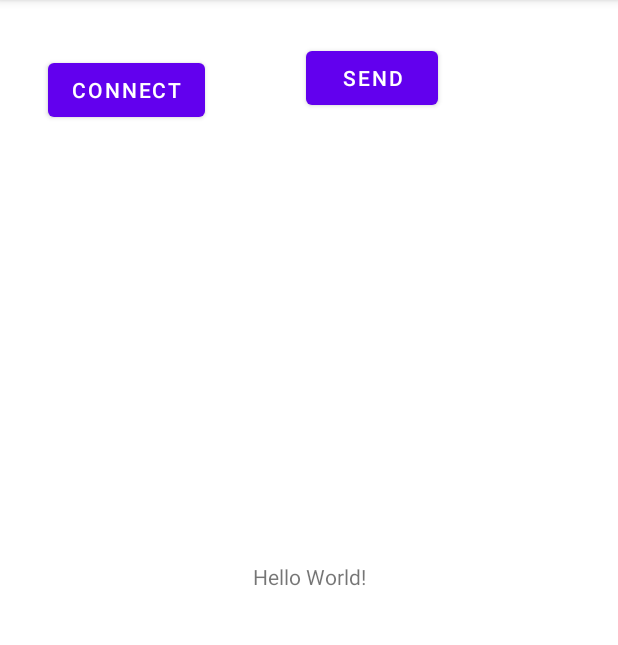
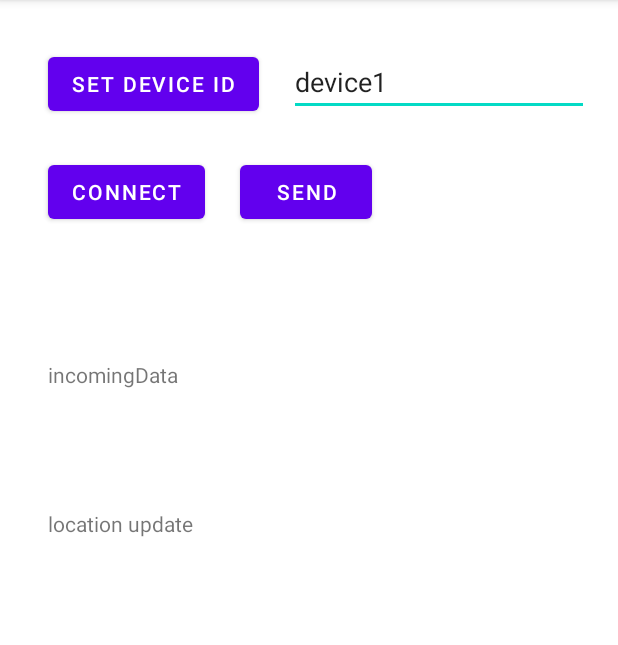
Before and after one commit to gurkanucar/mqtt-example, an Android app: the screen it shows after launch (MainActivity), after a tap on "CONNECT", on a phone screen of 412 x 824 dp, the part 84-729 px from its top. Run offline under Robolectric (Android 15) with nearby library versions, the phone set to English and light mode, and no system bars; libraries missing offline, so code that uses them is left out: org.eclipse.paho; 6 statements that could not run were skipped.

Commit message:
set device id feature added

```diff
--- a/MqqtMobileClient/app/src/main/java/com/gucardev/mqqtmobileclient/MainActivity.kt
+++ b/MqqtMobileClient/app/src/main/java/com/gucardev/mqqtmobileclient/MainActivity.kt
@@ -16,6 +16,7 @@ import android.provider.Settings
 import android.util.Log
 import android.view.View
 import android.widget.Button
+import android.widget.EditText
 import android.widget.TextView
 import android.widget.Toast
 import androidx.core.app.ActivityCompat
@@ -33,8 +34,13 @@ class MainActivity : AppCompatActivity() {
 
     lateinit var btnConnect: Button
     lateinit var btnSend: Button
+    lateinit var btnSetDeviceId: Button
     private lateinit var mqttClient: MqttAndroidClient
     private lateinit var locationText: TextView
+    private lateinit var incomingDataText: TextView
+    private lateinit var deviceId: String
+    private lateinit var deviceIdText: EditText
+    private var isConnected: Boolean = false
 
     private val locationPermissionManager = LocationPermissionManager(this)
     private lateinit var locationUpdater: LocationUpdater
@@ -44,19 +50,25 @@ class MainActivity : AppCompatActivity() {
         setContentView(R.layout.activity_main)
         locationPermissionManager.requestLocationPermission()
 
+        deviceId = "device1"
 
         locationText = findViewById(R.id.locationText)
-
-
         btnConnect = findViewById(R.id.button)
         btnSend = findViewById(R.id.buttonSend)
+        btnSetDeviceId = findViewById(R.id.buttonSetDeviceId)
+        deviceIdText = findViewById(R.id.deviceNameText)
+        incomingDataText = findViewById(R.id.incomingData)
+
+        btnSetDeviceId.setOnClickListener {
+            deviceId = deviceIdText.text.toString()
+        }
 
         btnConnect.setOnClickListener {
             connect(this)
         }
 
         btnSend.setOnClickListener {
-            sendMessage("device1", "myTopic", "hi from app!", "0.0", "0.0")
+            sendMessage(deviceId, "myTopic", "hi from app!", "0.0", "0.0")
         }
 
         ActivityCompat.requestPermissions(
@@ -80,9 +92,9 @@ class MainActivity : AppCompatActivity() {
         // Do something with the new location
         println(location)
         locationText.text = "lat: ${location.latitude}, lon: ${location.longitude}"
-        if (mqttClient.isConnected) {
+        if (isConnected) {
             sendMessage(
-                "device1",
+                deviceId,
                 "myTopic",
                 "hi from app!",
                 location.latitude.toString(),
@@ -109,6 +121,7 @@ class MainActivity : AppCompatActivity() {
         mqttClient.setCallback(object : MqttCallback {
             override fun messageArrived(topic: String?, message: MqttMessage?) {
                 Log.i("Info", "Receive message: ${message.toString()} from topic: $topic")
+                incomingDataText.text = message.toString()
             }
 
             override fun connectionLost(cause: Throwable?) {
@@ -128,6 +141,7 @@ class MainActivity : AppCompatActivity() {
                     Log.i("Info", "Connection success")
 
                     subscribeToTopic()
+                    isConnected = true
                 }
 
                 override fun onFailure(asyncActionToken: IMqttToken?, exception: Throwable?) {
--- a/MqqtMobileClient/app/src/main/res/layout/activity_main.xml
+++ b/MqqtMobileClient/app/src/main/res/layout/activity_main.xml
@@ -6,22 +6,46 @@
     android:layout_height="match_parent"
     tools:context=".MainActivity">
 
+    <EditText
+        android:id="@+id/deviceNameText"
+        android:layout_width="200dp"
+        android:layout_height="wrap_content"
+        android:layout_marginStart="20dp"
+        android:layout_marginTop="32dp"
+        android:text="device1"
+        app:layout_constraintStart_toEndOf="@+id/buttonSetDeviceId"
+        app:layout_constraintTop_toTopOf="parent" />
+
     <TextView
         android:id="@+id/locationText"
         android:layout_width="wrap_content"
         android:layout_height="wrap_content"
-        android:text="Hello World!"
+        android:text="location update"
         app:layout_constraintBottom_toBottomOf="parent"
         app:layout_constraintEnd_toEndOf="parent"
+        app:layout_constraintHorizontal_bias="0.101"
         app:layout_constraintStart_toStartOf="parent"
-        app:layout_constraintTop_toTopOf="parent" />
+        app:layout_constraintTop_toBottomOf="@+id/incomingData"
+        app:layout_constraintVertical_bias="0.163" />
+
+    <TextView
+        android:id="@+id/incomingData"
+        android:layout_width="wrap_content"
+        android:layout_height="wrap_content"
+        android:text="incomingData"
+        app:layout_constraintBottom_toBottomOf="parent"
+        app:layout_constraintEnd_toEndOf="parent"
+        app:layout_constraintHorizontal_bias="0.098"
+        app:layout_constraintStart_toStartOf="parent"
+        app:layout_constraintTop_toBottomOf="@+id/button"
+        app:layout_constraintVertical_bias="0.148" />
 
     <Button
         android:id="@+id/button"
         android:layout_width="wrap_content"
         android:layout_height="wrap_content"
         android:layout_marginStart="32dp"
-        android:layout_marginTop="36dp"
+        android:layout_marginTop="104dp"
         android:text="connect"
         app:layout_constraintStart_toStartOf="parent"
         app:layout_constraintTop_toTopOf="parent" />
@@ -30,10 +54,20 @@
         android:id="@+id/buttonSend"
         android:layout_width="wrap_content"
         android:layout_height="wrap_content"
-        android:layout_marginStart="204dp"
-        android:layout_marginTop="28dp"
+        android:layout_marginStart="160dp"
+        android:layout_marginTop="104dp"
         android:text="send"
         app:layout_constraintStart_toStartOf="parent"
         app:layout_constraintTop_toTopOf="parent" />
 
+    <Button
+        android:id="@+id/buttonSetDeviceId"
+        android:layout_width="wrap_content"
+        android:layout_height="wrap_content"
+        android:layout_marginStart="32dp"
+        android:layout_marginTop="32dp"
+        android:text="set device id"
+        app:layout_constraintStart_toStartOf="parent"
+        app:layout_constraintTop_toTopOf="parent" />
+
 </androidx.constraintlayout.widget.ConstraintLayout>
```
